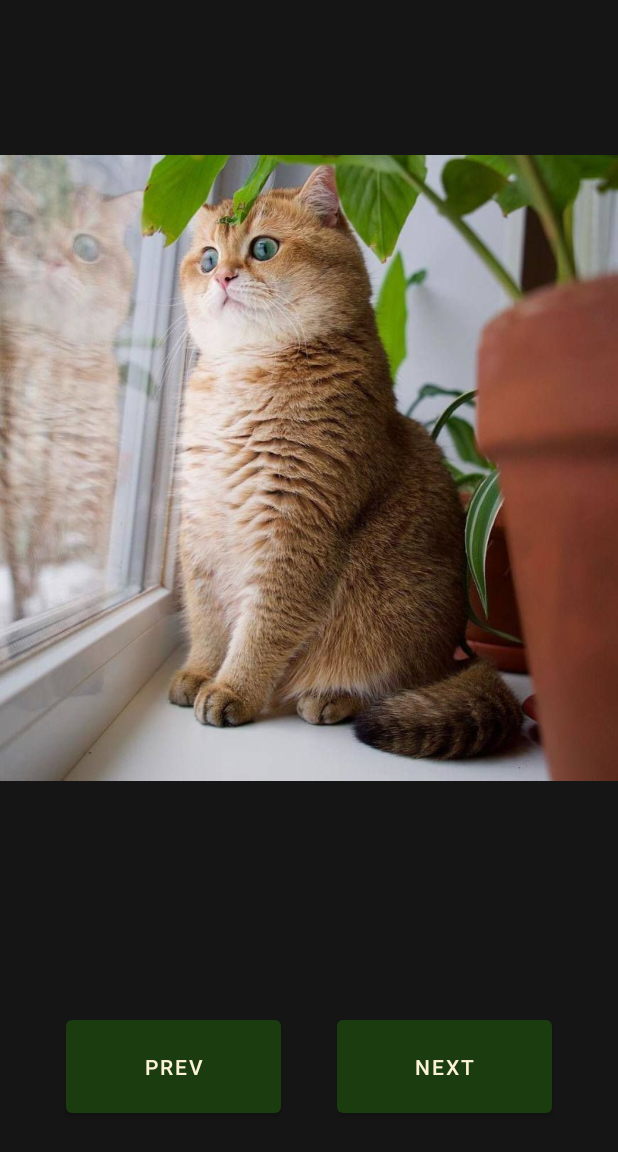
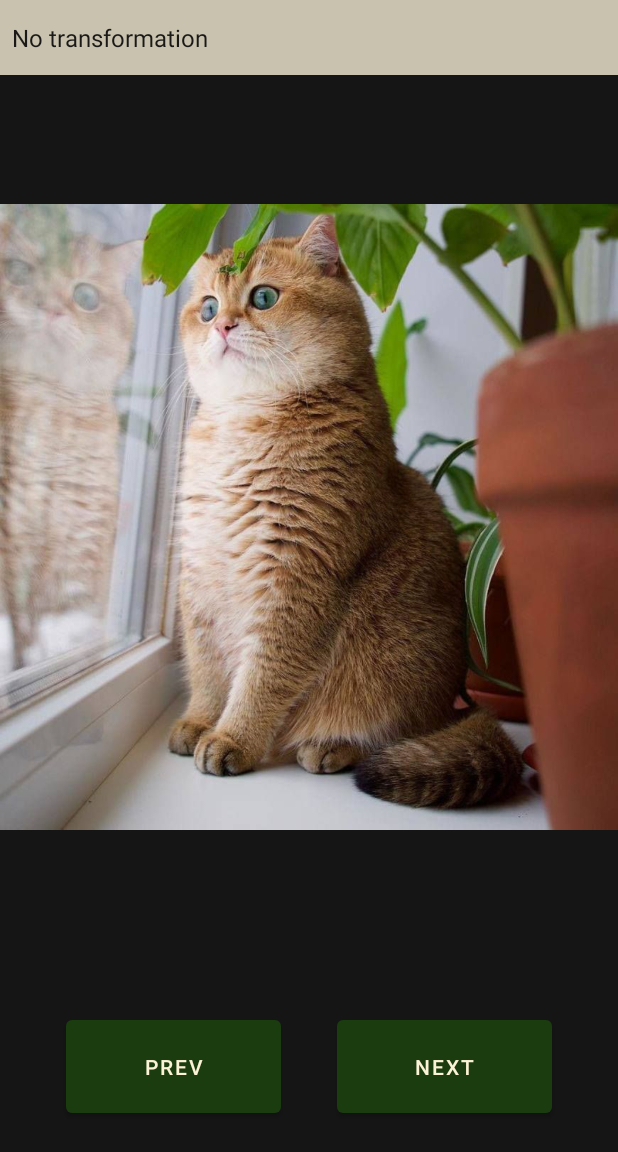
Before and after one commit to Slava0271/android_calculator, an Android app: the ImageViewActivity screen opened directly, with no data from a screen before it, after a tap on "PREV", on a phone screen of 412 x 824 dp. Shown: the top 1152 px of the screen. Run offline under Robolectric (Android 15) with nearby library versions, the phone set to English and light mode, and no system bars; libraries missing offline, so code that uses them is left out: jp.wasabeef.glide.

Commit message:
work with images

```diff
--- a/app/src/main/AndroidManifest.xml
+++ b/app/src/main/AndroidManifest.xml
@@ -1,7 +1,7 @@
 <?xml version="1.0" encoding="utf-8"?>
 <manifest xmlns:android="http://schemas.android.com/apk/res/android"
     package="com.example.calc">
-
+    <uses-permission android:name="android.permission.INTERNET"/>
     <application
         android:allowBackup="true"
         android:icon="@mipmap/ic_launcher"
--- a/app/src/main/java/com/example/calc/part3_images/ImageViewActivity.kt
+++ b/app/src/main/java/com/example/calc/part3_images/ImageViewActivity.kt
@@ -2,17 +2,26 @@ package com.example.calc.part3_images
 
 import androidx.appcompat.app.AppCompatActivity
 import android.os.Bundle
+import android.view.View
+import android.widget.AdapterView
+import android.widget.ArrayAdapter
+import android.widget.ImageView
+import com.bumptech.glide.Glide
+import com.bumptech.glide.request.RequestOptions
 import com.example.calc.R
 import com.example.calc.part8_change_color.ChangeActivityColors
 import com.example.calc.part8_change_color.SwitchStatus
+import jp.wasabeef.glide.transformations.BlurTransformation
+import jp.wasabeef.glide.transformations.GrayscaleTransformation
+import jp.wasabeef.glide.transformations.MaskTransformation
 import kotlinx.android.synthetic.main.activity_image_view.*
 
 class ImageViewActivity : AppCompatActivity() {
-    var count = 0;
     override fun onCreate(savedInstanceState: Bundle?) {
         super.onCreate(savedInstanceState)
         setContentView(R.layout.activity_image_view)
         supportActionBar?.hide()
+        addSpinner()
         drawFirstImage()
         buttonListeners()
 
@@ -28,28 +37,64 @@ class ImageViewActivity : AppCompatActivity() {
     }
 
     private fun buttonListeners() {
+        var count = 0;
         buttonNext.setOnClickListener {
             if (count < 5)
                 count++
-            setImages()
+            setImages(count)
         }
 
         buttonPrev.setOnClickListener {
-            if(count>0)
+            if (count > 0)
                 count--
-            setImages()
+            setImages(count)
         }
     }
 
-    private fun setImages(){
+    private fun setImages(count: Int) {
         when (count) {
             0 -> imageViewChangeColor.setImageResource(R.drawable.cat)
             1 -> imageViewChangeColor.setImageResource(R.drawable.shark)
-            2 -> imageViewChangeColor.setImageResource(R.drawable.mouse)
-            3 -> imageViewChangeColor.setImageResource(R.drawable.goat)
+            2 -> loadImageFromURL(getString(R.string.mouse_img), imageViewChangeColor)
+            3 -> loadImageFromURL(getString(R.string.goat_img), imageViewChangeColor)
             4 -> imageViewChangeColor.setImageResource(R.drawable.horse)
         }
     }
 
+    private fun loadImageFromURL(url: String, imageView: ImageView) {
+        Glide.with(this).load(url).into(imageView)
+    }
+
+    private fun blurTransformation() {
+        Glide.with(this).load(R.drawable.cat)
+            .apply(RequestOptions.bitmapTransform(BlurTransformation(25, 3)))
+            .into(imageViewChangeColor)
+    }
+    private fun ifItemSelected(){
+        spinner.onItemSelectedListener = object : AdapterView.OnItemSelectedListener{
+            override fun onNothingSelected(parent: AdapterView<*>?) {
+
+            }
+
+            override fun onItemSelected(parent: AdapterView<*>?, view: View?, position: Int, id: Long) {
+
+            }
+
+        }
+    }
+
+    private fun grayscaleTransformation() {
+        Glide.with(this).load(R.drawable.cat)
+            .apply(RequestOptions.bitmapTransform(GrayscaleTransformation()))
+            .into(imageViewChangeColor)
+    }
+
+    private fun addSpinner() {
+        val arrayAdapter: ArrayAdapter<CharSequence> = ArrayAdapter.createFromResource(
+            this, R.array.transformation, android.R.layout.simple_spinner_item
+        )
+        arrayAdapter.setDropDownViewResource(android.R.layout.simple_spinner_dropdown_item)
+        spinner.adapter = arrayAdapter
+    }
 
 }
--- a/app/src/main/res/layout/activity_image_view.xml
+++ b/app/src/main/res/layout/activity_image_view.xml
@@ -7,14 +7,25 @@
     android:id="@+id/animals_images"
     android:layout_height="match_parent">
 
+    <Spinner
+        android:id="@+id/spinner"
+        android:layout_width="match_parent"
+        android:layout_height="50dp"
+        android:background="#FFc8c2af"
+        app:layout_constraintEnd_toEndOf="parent"
+        app:layout_constraintStart_toStartOf="parent"
+        app:layout_constraintTop_toTopOf="parent" />
+
     <ImageView
         android:id="@+id/imageViewChangeColor"
         android:layout_width="match_parent"
         android:layout_height="match_parent"
+        android:layout_marginTop="65dp"
         android:layout_marginBottom="200dp"
         app:layout_constraintBottom_toBottomOf="parent"
         app:layout_constraintEnd_toEndOf="parent"
-        app:layout_constraintStart_toStartOf="parent" />
+        app:layout_constraintStart_toStartOf="parent"
+        app:layout_constraintTop_toTopOf="parent" />
 
     <Button
         android:id="@+id/buttonPrev"
--- a/app/src/main/res/values/strings.xml
+++ b/app/src/main/res/values/strings.xml
@@ -1,4 +1,6 @@
 <resources>
+    <string name="mouse_img">https://www.jax.org/-/media/jaxweb/images/why-the-mouse/mouse.jpg</string>
+    <string name="goat_img">https://www.gardeningknowhow.com/wp-content/uploads/2010/02/iStock-524907632.jpg</string>
     <string name="app_name">Lesson1</string>
     <string name="calculator">Calculator</string>
     <string name="cat">Cat</string>
@@ -36,4 +38,12 @@
     <string name="title_3">   Title 3</string>
     <string name="title4">title4</string>
     <string name="title6">title6</string>
+
+    <string-array name="transformation">
+        <item>No transformation</item>
+        <item>Blur transformation</item>
+        <item>Mask transformation</item>
+        <item>Color Filter Transformation</item>
+        <item>Животное</item>
+    </string-array>
 </resources>
--- a/build.gradle
+++ b/build.gradle
@@ -4,6 +4,7 @@ buildscript {
     repositories {
         google()
         jcenter()
+        mavenCentral()
     }
     dependencies {
         classpath "com.android.tools.build:gradle:4.1.2"
```
Also changed, not shown: app/build.gradle (+7 -1 lines).
